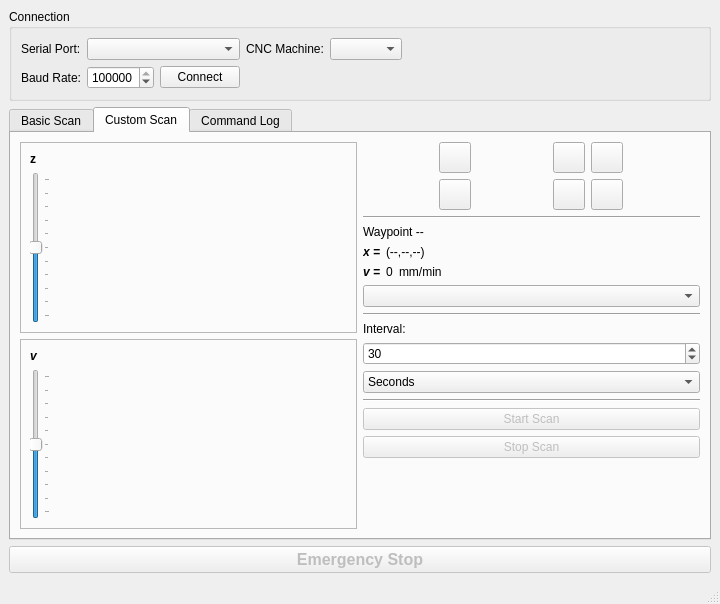
This is touch-o-matic-tabbed.ui in westphallm1/TouchOMaticController as Qt 5 draws it before an edit. The edited form follows.
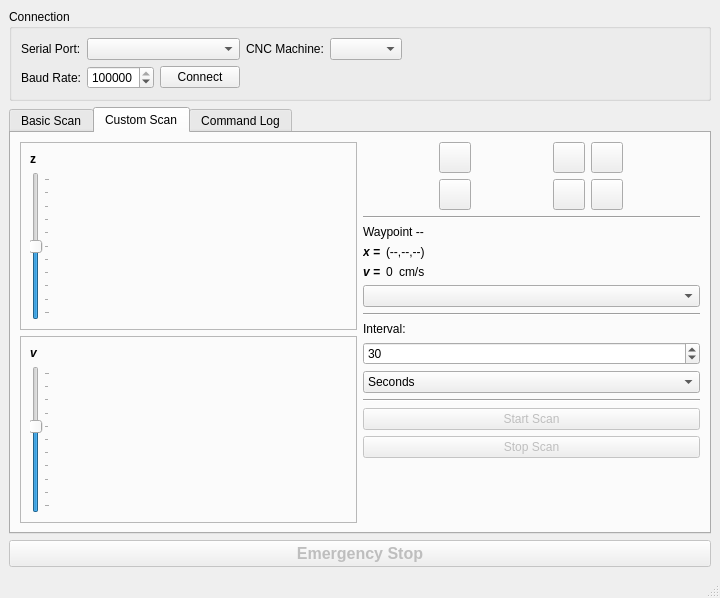
This is the edited form. Icons and pictures are not drawn.

Diff of the .ui file:
```diff
--- a/touch-o-matic-tabbed.ui
+++ b/touch-o-matic-tabbed.ui
@@ -7,7 +7,7 @@
     <x>0</x>
     <y>0</y>
     <width>720</width>
-    <height>604</height>
+    <height>598</height>
    </rect>
   </property>
   <property name="windowTitle">
@@ -668,10 +668,16 @@
              <item>
               <widget class="QSlider" name="vSlider">
                <property name="maximum">
-                <number>1000</number>
+                <number>10000</number>
+               </property>
+               <property name="singleStep">
+                <number>10</number>
+               </property>
+               <property name="pageStep">
+                <number>100</number>
                </property>
                <property name="value">
-                <number>500</number>
+                <number>6000</number>
                </property>
                <property name="orientation">
                 <enum>Qt::Vertical</enum>
@@ -680,7 +686,7 @@
                 <enum>QSlider::TicksBelow</enum>
                </property>
                <property name="tickInterval">
-                <number>100</number>
+                <number>1000</number>
                </property>
               </widget>
              </item>
@@ -915,7 +921,7 @@
             <item>
              <widget class="QLabel" name="label_17">
               <property name="text">
-               <string>mm/min</string>
+               <string>cm/s</string>
               </property>
              </widget>
             </item>
```
Left out of the diff: 8 changed lines with no effect on the pictures.
